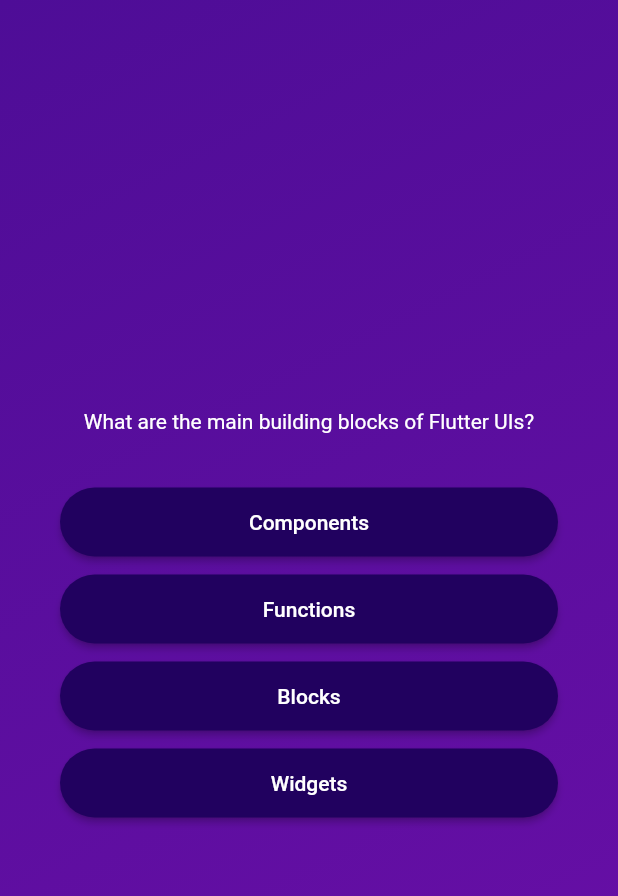
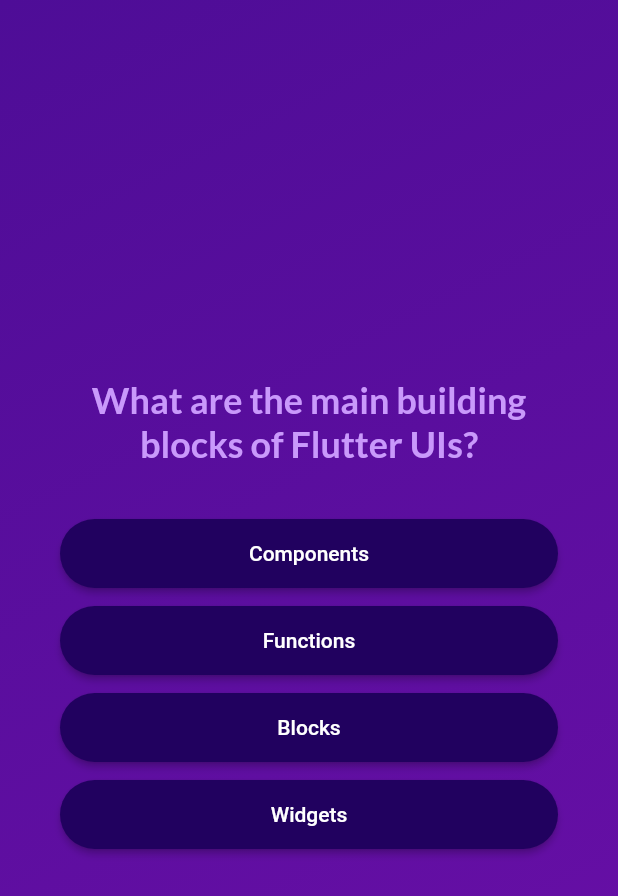
Before and after one commit to trosa-dev/flutter-quiz-app, a Flutter app: the screen it shows after launch, after a tap on "Start Quiz", on a phone screen of 412 x 824 dp. Shown: the top 896 px of the screen. Run offline on Flutter 3.47's test engine with Material 2 defaults, Android fonts, the phone set to English and light mode, and no system bars; our stand-ins replace google_fonts.

Commit message:
style: change Text style to GoogleFonts

```diff
--- a/lib/app/screens/questions/index.dart
+++ b/lib/app/screens/questions/index.dart
@@ -1,6 +1,7 @@
 import 'package:fluter_quiz_app/app/screens/questions/data/questions.dart';
 import 'package:fluter_quiz_app/app/screens/questions/widgets/answer_button/index.dart';
 import 'package:flutter/material.dart';
+import 'package:google_fonts/google_fonts.dart';
 
 class QuestionsScreen extends StatefulWidget {
   const QuestionsScreen({required this.finishQuiz, super.key});
@@ -36,7 +37,12 @@
           children: [
             Text(
               currentQuestion.text,
-              style: const TextStyle(color: Colors.white),
+              textAlign: TextAlign.center,
+              style: GoogleFonts.lato(
+                color: const Color.fromARGB(255, 201, 153, 251),
+                fontSize: 24,
+                fontWeight: FontWeight.bold,
+              ),
             ),
             const SizedBox(height: 30),
             ...currentQuestion.getShuffledAnswers().map(
--- a/lib/app/screens/start/index.dart
+++ b/lib/app/screens/start/index.dart
@@ -1,4 +1,5 @@
 import 'package:flutter/material.dart';
+import 'package:google_fonts/google_fonts.dart';
 
 class StartScreen extends StatelessWidget {
   const StartScreen({required this.startQuiz, super.key});
@@ -28,10 +29,10 @@
           const SizedBox(
             height: 80,
           ),
-          const Text(
+          Text(
             'Learn Fluter the fun way!',
-            style: TextStyle(
-              color: Color.fromARGB(255, 237, 223, 252),
+            style: GoogleFonts.lato(
+              color: const Color.fromARGB(255, 237, 223, 252),
               fontSize: 24,
             ),
           ),
```
